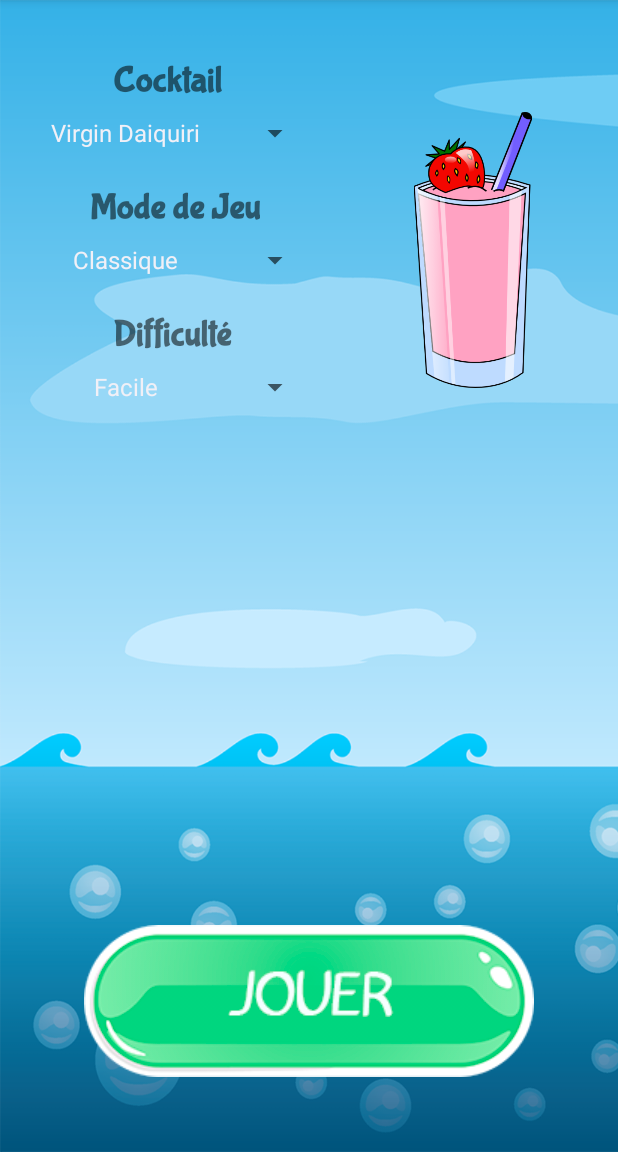
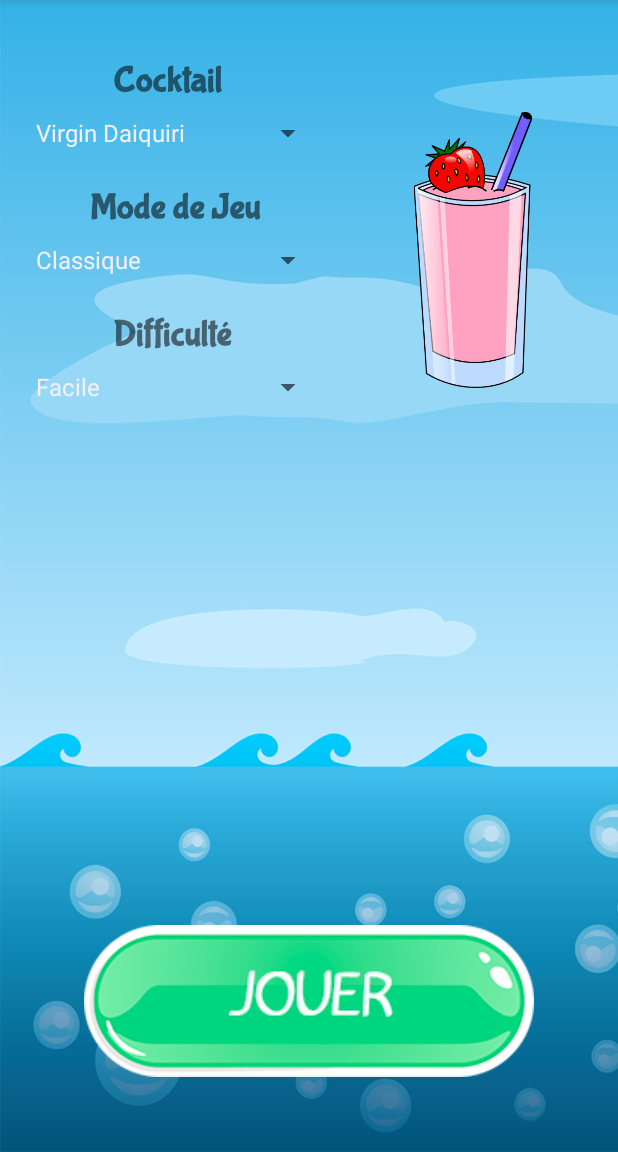
Before and after one commit to florentyvon/Memocktail, an Android app: the GameSettingsActivity screen opened directly, with no data from a screen before it, on a phone screen of 412 x 824 dp, the part 84-1236 px from its top. Run offline under Robolectric (Android 15) with nearby library versions, the phone set to English and light mode, and no system bars.

Commit message:
alignement dropdown settings

```diff
--- a/app/src/main/res/layout/activity_game_settings.xml
+++ b/app/src/main/res/layout/activity_game_settings.xml
@@ -12,42 +12,39 @@
         android:layout_width="200dp"
         android:layout_height="wrap_content"
         android:layout_gravity="center"
-        android:layout_marginStart="7dp"
+        android:layout_marginStart="16dp"
         android:layout_marginTop="8dp"
         android:layout_weight="1"
+        android:popupBackground="#69c6ef"
         android:spinnerMode="dropdown"
-        android:textAlignment="center"
         app:layout_constraintStart_toStartOf="parent"
-        app:layout_constraintTop_toBottomOf="@+id/textViewCocktailToPlay"
-        android:popupBackground="#69c6ef"/>
+        app:layout_constraintTop_toBottomOf="@+id/textViewCocktailToPlay" />
 
     <Spinner
         android:id="@+id/spinnerGameModeToPlay"
         android:layout_width="200dp"
         android:layout_height="wrap_content"
         android:layout_gravity="center"
-        android:layout_marginStart="7dp"
+        android:layout_marginStart="16dp"
         android:layout_marginTop="8dp"
         android:layout_weight="1"
+        android:popupBackground="#69c6ef"
         android:spinnerMode="dropdown"
-        android:textAlignment="center"
         app:layout_constraintStart_toStartOf="parent"
-        app:layout_constraintTop_toBottomOf="@+id/textViewGameModeToPlay"
-        android:popupBackground="#69c6ef" />
+        app:layout_constraintTop_toBottomOf="@+id/textViewGameModeToPlay" />
 
     <Spinner
         android:id="@+id/spinnerDifficultyToPlay"
         android:layout_width="200dp"
         android:layout_height="wrap_content"
         android:layout_gravity="center"
-        android:layout_marginStart="7dp"
+        android:layout_marginStart="16dp"
         android:layout_marginTop="8dp"
         android:layout_weight="1"
+        android:popupBackground="#69c6ef"
         android:spinnerMode="dropdown"
-        android:textAlignment="center"
         app:layout_constraintStart_toStartOf="parent"
-        app:layout_constraintTop_toBottomOf="@+id/textViewDifficultyToPlay"
-        android:popupBackground="#69c6ef" />
+        app:layout_constraintTop_toBottomOf="@+id/textViewDifficultyToPlay" />
 
     <TextView
         android:id="@+id/textViewCocktailToPlay"
```
